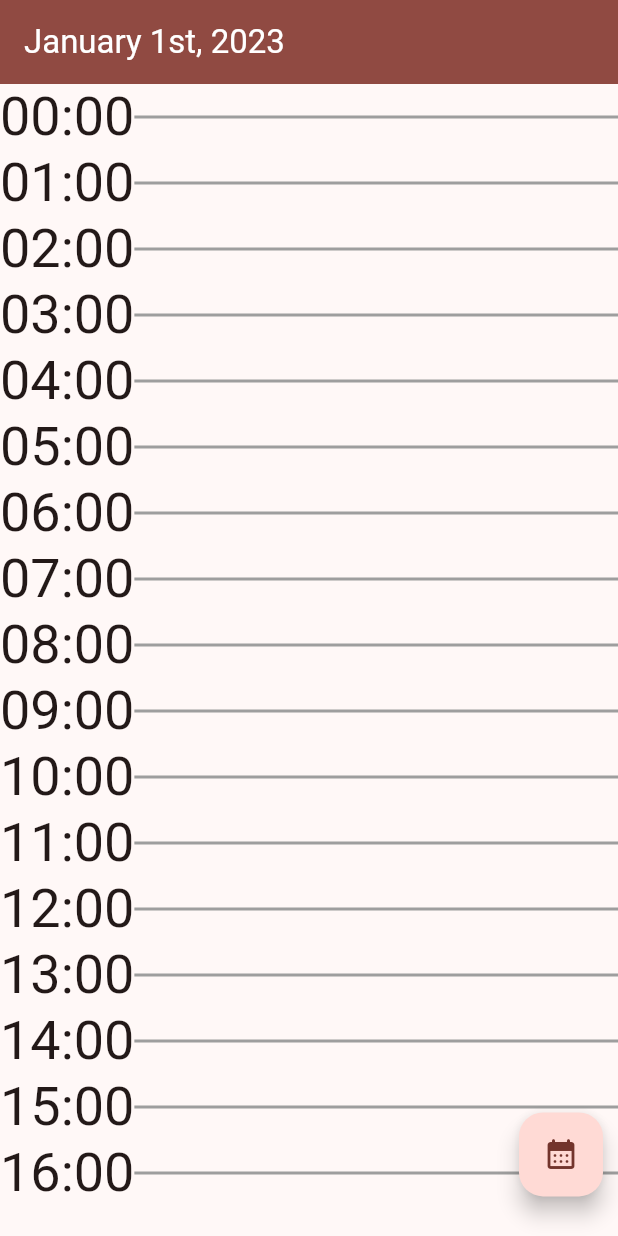
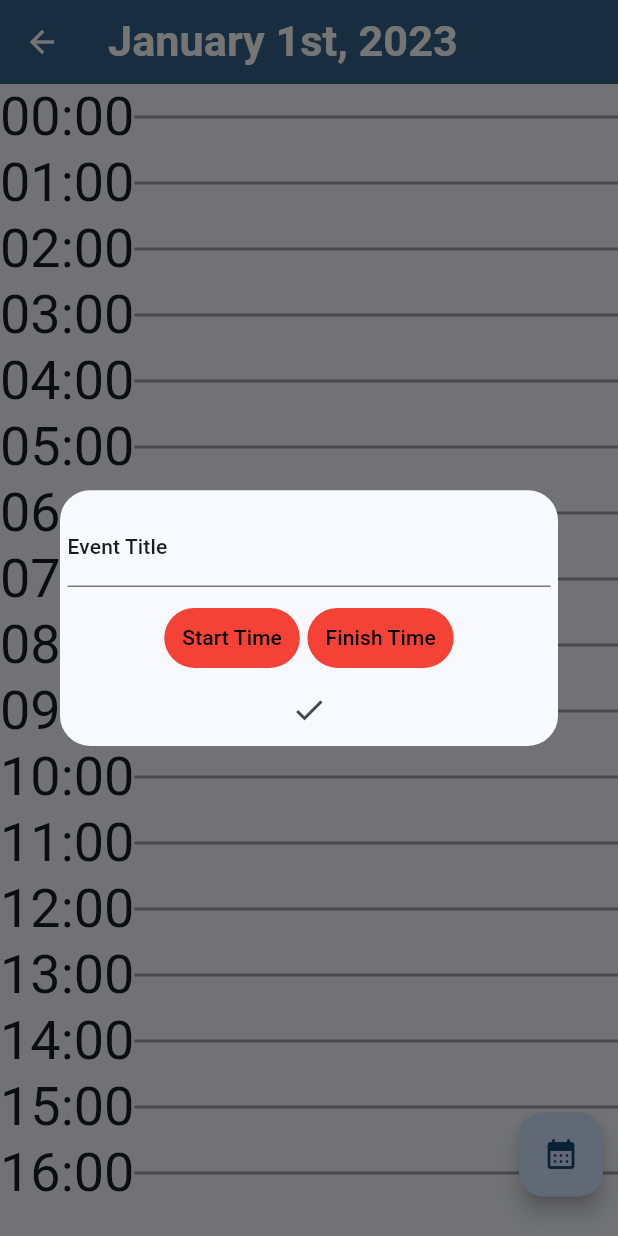
Before and after one commit to adcerro/DuMeet, a Flutter app: the Day screen opened directly, after a tap on the "calendar month" icon, on a phone screen of 412 x 824 dp. Run offline on Flutter 3.47's test engine with Material 2 defaults, Android fonts, the light colour scheme and no system bars; our stand-ins replace sqflite, sqflite_common_ffi_web; missing offline and left inert: infinite_listview, loop_page_view; accounts and stored records are empty.

Commit message:
first commit

```diff
--- a/lib/day.dart
+++ b/lib/day.dart
@@ -1,3 +1,4 @@
+import 'package:calendar/event_creator.dart';
 import 'package:flutter/material.dart';
 
 int _num = 1;
@@ -5,6 +6,8 @@ String _month = 'January';
 int _year = DateTime.now().year;
 
 class Day extends StatefulWidget {
+  //The day has the information about the year and month it belongs to
+  //in order to be capable of storing events
   Day({super.key, int num = 1, String month = 'January', int year = 2023}) {
     _num = num;
     _month = month;
@@ -15,6 +18,7 @@ class Day extends StatefulWidget {
 }
 
 class _DayState extends State<Day> {
+  //This method formats the date at the top of the day hours
   String day(int num) {
     switch (num % 10) {
       case 1:
@@ -33,17 +37,26 @@ class _DayState extends State<Day> {
 
   @override
   Widget build(BuildContext context) {
-    return Column(children: [
-      AppBar(
-        title: Text('$_month ${day(_num)}, $_year'),
+    double height = MediaQuery.sizeOf(context).height;
+    return Scaffold(
+        //AppBar Showing the excat date that was picked
+        appBar: AppBar(
+          title: Text('$_month ${day(_num)}, $_year',
+              style: TextStyle(
+                  fontSize: height * 0.035,
+                  fontWeight: FontWeight.bold,
+                  color: Theme.of(context).colorScheme.onPrimary)),
           backgroundColor: Theme.of(context).primaryColor,
           foregroundColor: Theme.of(context).colorScheme.onPrimary,
         ),
-      Stack(
+        //The stack widgets allows the floatting button in the corner over the list
+        body: Stack(
           alignment: AlignmentDirectional.bottomEnd,
           children: [
+            //We place the list in a sized box to prevent infinite dimensions error
+            //We only specify height since it is our main axis
             SizedBox(
-              height: MediaQuery.sizeOf(context).height * 0.9,
+                height: height * 0.9,
                 child: ListView.builder(
                   itemCount: 24,
                   itemBuilder: (context, index) {
@@ -62,15 +75,22 @@ class _DayState extends State<Day> {
                     );
                   },
                 )),
+            //Button with some padding to distance it from the corner
             Padding(
                 padding: const EdgeInsets.only(right: 10),
                 child: FloatingActionButton(
                     onPressed: () {
-                    print('Add Event');
+                      Navigator.push(
+                          context,
+                          DialogRoute(
+                              context: context,
+                              builder: (context) {
+                                return EventCreator(
+                                    day: _num, month: _month, year: _year);
+                              }));
                     },
                     child: const Icon(Icons.calendar_month_rounded)))
           ],
-      )
-    ]);
+        ));
   }
 }
--- /dev/null
+++ b/lib/event_creator.dart
@@ -0,0 +1,119 @@
+import 'package:flutter/foundation.dart';
+import 'package:flutter/material.dart';
+import 'package:sqflite_common_ffi_web/sqflite_ffi_web.dart';
+import 'package:sqflite/sqflite.dart';
+
+int _day = 1;
+String _month = 'January';
+int _year = DateTime.now().year;
+
+class EventCreator extends StatefulWidget {
+  EventCreator(
+      {super.key, int day = 1, String month = 'January', int year = 2023}) {
+    _day = day;
+    _month = month;
+    _year = year;
+  }
+  @override
+  State<EventCreator> createState() => _EventCreatorState();
+}
+
+class _EventCreatorState extends State<EventCreator> {
+  final _pad = const EdgeInsets.only(top: 10, bottom: 10, left: 5, right: 5);
+  TimeOfDay? startTime;
+  TimeOfDay? finishTime;
+  Color doneS = Colors.red;
+  Color doneF = Colors.red;
+  String title = '';
+  var path = 'test.db';
+
+  @override
+  Widget build(BuildContext context) {
+    TextStyle? style = Theme.of(context).textTheme.labelLarge;
+    if (kIsWeb) {
+      // Change default factory on the web
+      databaseFactory = databaseFactoryFfiWeb;
+      path = 'test.db';
+    }
+    // open the database
+
+    return Dialog(
+        backgroundColor: Theme.of(context).cardColor,
+        shape: RoundedRectangleBorder(borderRadius: BorderRadius.circular(20)),
+        child: Column(
+            mainAxisAlignment: MainAxisAlignment.center,
+            crossAxisAlignment: CrossAxisAlignment.center,
+            mainAxisSize: MainAxisSize.min,
+            children: [
+              Padding(
+                  padding: _pad,
+                  child: TextFormField(
+                    decoration: InputDecoration(
+                        label: const Text('Event Title'), labelStyle: style),
+                    onChanged: (value) {
+                      title = value;
+                    },
+                  )),
+              SizedBox(
+                  width: MediaQuery.sizeOf(context).width,
+                  child: Row(
+                    mainAxisSize: MainAxisSize.min,
+                    mainAxisAlignment: MainAxisAlignment.center,
+                    children: [
+                      TextButton(
+                        style: ButtonStyle(
+                            backgroundColor: MaterialStatePropertyAll(doneS),
+                            foregroundColor:
+                                const MaterialStatePropertyAll(Colors.black)),
+                        child: const Text('Start Time'),
+                        onPressed: () async {
+                          startTime = await showTimePicker(
+                            initialTime: TimeOfDay.now(),
+                            context: context,
+                          );
+                          if (startTime != null) {
+                            setState(() {
+                              doneS = Colors.green;
+                            });
+                          }
+                        },
+                      ),
+                      SizedBox(
+                        width: 5,
+                      ),
+                      TextButton(
+                        style: ButtonStyle(
+                            backgroundColor: MaterialStatePropertyAll(doneF),
+                            foregroundColor:
+                                const MaterialStatePropertyAll(Colors.black)),
+                        child: const Text('Finish Time'),
+                        onPressed: () async {
+                          finishTime = await showTimePicker(
+                            initialTime: TimeOfDay.now(),
+                            context: context,
+                          );
+                          if (finishTime != null) {
+                            setState(() {
+                              doneF = Colors.green;
+                            });
+                          }
+                        },
+                      )
+                    ],
+                  )),
+              IconButton(
+                onPressed: () {
+                  if (startTime != null && finishTime != null) {
+                    print(
+                        '$title: $_month $_day, $_year ${startTime?.hour}:${startTime?.minute} - ${finishTime?.hour}:${finishTime?.minute}');
+                    Navigator.of(context).pop();
+                  } else {
+                    ScaffoldMessenger.of(context)
+                        .showSnackBar(const SnackBar(content: Text('Error')));
+                  }
+                },
+                icon: const Icon(Icons.check),
+              )
+            ]));
+  }
+}
--- a/lib/main.dart
+++ b/lib/main.dart
@@ -10,8 +10,10 @@ class MainApp extends StatelessWidget {
   @override
   Widget build(BuildContext context) {
     return MaterialApp(
+      //The SafeArea Widget prevents the app from overlapping with OS stuff
+      //in phones it avoids using the space of the notification bar
       home: const Scaffold(body: SafeArea(child: Year())),
-      theme: ThemeData(useMaterial3: true, colorSchemeSeed: Colors.red),
+      theme: ThemeData(useMaterial3: true, colorSchemeSeed: Colors.blue),
     );
   }
 }
--- a/pubspec.yaml
+++ b/pubspec.yaml
@@ -4,17 +4,21 @@ publish_to: 'none'
 version: 0.1.0
 
 environment:
-  sdk: '>=3.1.2 <4.0.0'
+  sdk: '>=3.1.0 <4.0.0'
 
 dependencies:
   flutter:
     sdk: flutter
   loop_page_view: ^1.2.5
+  infinite_listview: ^1.1.0
+  sqflite: ^2.3.0
+  sqflite_common_ffi_web: ^0.4.0
 
 dev_dependencies:
   flutter_test:
     sdk: flutter
   flutter_lints: ^2.0.0
+  build_runner: ^2.3.3
 
 flutter:
   uses-material-design: true
```
Also changed, not shown: lib/month.dart (+8 -17 lines), lib/year.dart (+41 -10 lines), pubspec.lock (deleted), 3 other files. Lines whose indentation alone changed are shown as unchanged.
